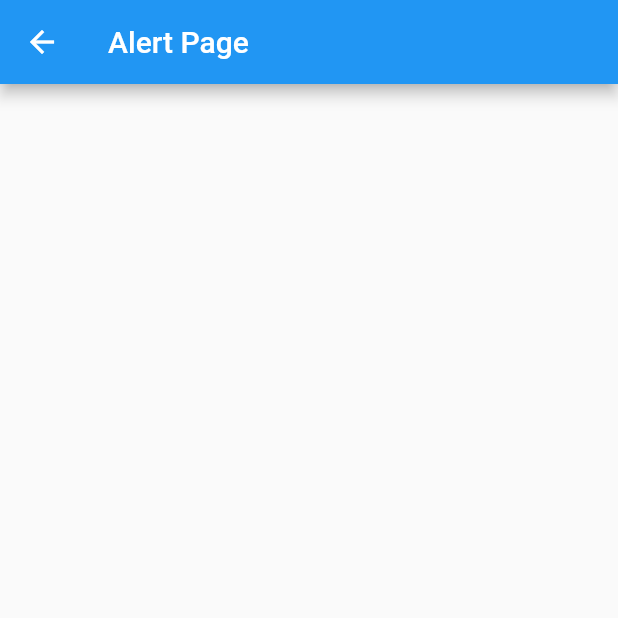
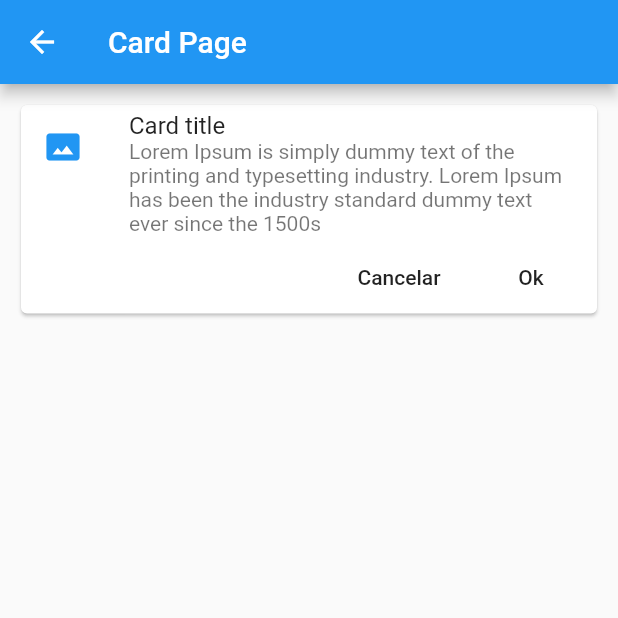
Before and after one commit to JCamiloo/flutter-widgets, a Flutter app: the screen it shows after launch, after a tap on "Cards", on a phone screen of 412 x 824 dp, the top half of it. Run offline on Flutter 3.47's test engine with Material 2 defaults, Android fonts, the phone set to English and light mode, and no system bars.

Commit message:
starting card page

```diff
--- /dev/null
+++ b/lib/src/pages/card_page.dart
@@ -0,0 +1,45 @@
+import 'package:flutter/material.dart';
+
+class CardPage extends StatelessWidget {
+  const CardPage({Key key}) : super(key: key);
+
+  @override
+  Widget build(BuildContext context) {
+    return Container(
+      child: Scaffold(
+        appBar: AppBar(title: Text('Card Page')),
+        body: ListView(
+          padding: EdgeInsets.all(10.0),
+          children: <Widget>[_cardClass1()],
+        ),
+      ),
+    );
+  }
+
+  Widget _cardClass1() {
+    return Card(
+      child: Column(
+        children: <Widget>[
+          ListTile(
+            leading: Icon(Icons.photo_size_select_actual, color: Colors.blue),
+            title: Text('Card title'),
+            subtitle: Text('Lorem Ipsum is simply dummy text of the printing and typesetting industry. Lorem Ipsum has been the industry standard dummy text ever since the 1500s')
+          ),
+          Row(
+            mainAxisAlignment: MainAxisAlignment.end,
+            children: <Widget>[
+              FlatButton(
+                child: Text('Cancelar'),
+                onPressed: () {},
+              ),
+              FlatButton(
+                child: Text('Ok'),
+                onPressed: () {},
+              )
+            ],
+          )
+        ]
+      ),
+    );
+  }
+}
--- a/lib/src/routes/routes.dart
+++ b/lib/src/routes/routes.dart
@@ -2,11 +2,13 @@ import 'package:flutter/material.dart';
 import 'package:components/src/pages/home_page.dart';
 import 'package:components/src/pages/alert_page.dart';
 import 'package:components/src/pages/avatar_page.dart';
+import 'package:components/src/pages/card_page.dart';
 
 Map<String, WidgetBuilder> getApplicationRoutes() {
   return <String, WidgetBuilder> {
     '/' : (BuildContext context) => HomePage(),
     'alert' : (BuildContext context) => AlertPage(),
     'avatar' : (BuildContext context) => AvatarPage(),
+    'card' : (BuildContext context) => CardPage(),
   };
 }
```
